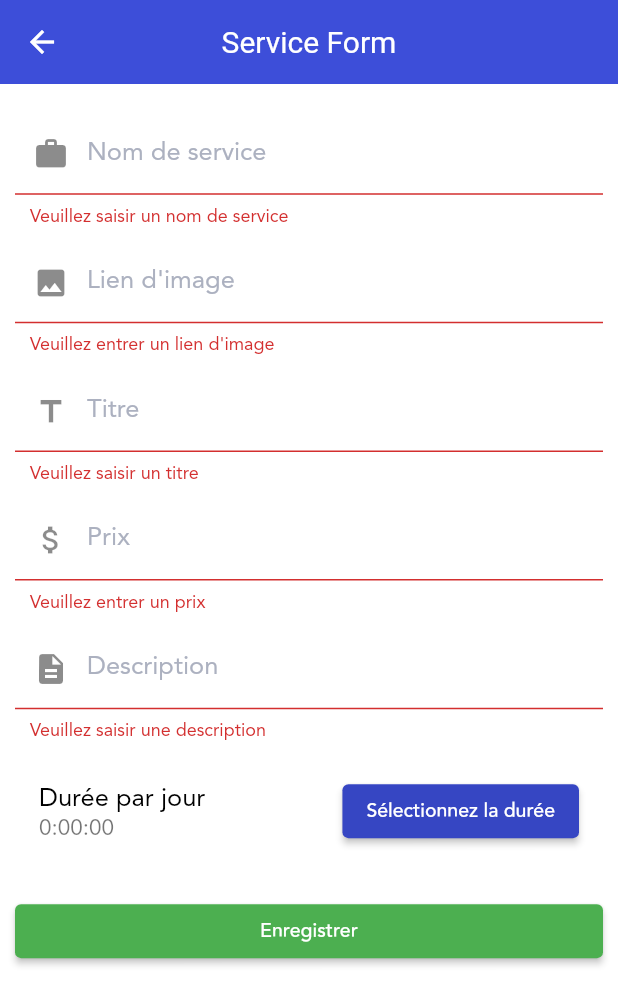
After one commit to aaron47/PetcarePartnerFrontend, a Flutter app: the AddServiceScreen screen opened directly, after a tap on "Enregistrer", on a phone screen of 412 x 824 dp. The commit adds this screen. Shown: the top 1005 px of the screen. Run offline on Flutter 3.47's test engine with Material 2 defaults, Android fonts, the phone set to English and light mode, and no system bars; our stand-ins replace date_format, dio, dotted_border, fl_chart, flutter_rating_bar, flutter_swiper and 8 more; missing offline and left inert: duration_picker; generated files the repository leaves out were written again.

Commit message:
Add Services

```diff
--- /dev/null
+++ b/PartnerAppUI/lib/models/service_model.dart
@@ -0,0 +1,32 @@
+class ServiceModel {
+  final String id;
+  final String serviceName;
+  final List<String> usersOfferingService;
+  final String description;
+  final int duration;
+  final String imageLink;
+  final int price;
+  final String title;
+  ServiceModel(
+      {this.id,
+      this.serviceName,
+      this.usersOfferingService,
+      this.description,
+      this.duration,
+      this.imageLink,
+      this.price,
+      this.title});
+
+  factory ServiceModel.fromJson(Map<String, dynamic> json) {
+    return ServiceModel(
+      id: json['_id'] ?? '',
+      serviceName: json['serviceName'],
+      usersOfferingService: json['usersOfferingService'].cast<String>(),
+      description: json['description'],
+      duration: json['duration'],
+      imageLink: json['imageLink'],
+      price: json['price'],
+      title: json['title'],
+    );
+  }
+}
--- a/PartnerAppUI/lib/network/remote/Requests/create_service_request.dart
+++ b/PartnerAppUI/lib/network/remote/Requests/create_service_request.dart
@@ -5,16 +5,31 @@ String createServiceRequestToJson(CreateServiceRequest data) =>
     json.encode(data.toJson());
 
 class CreateServiceRequest {
+  final String userEmail;
   final String serviceName;
-  final String userEmail;
+  final String imageLink;
+  final String title;
+  final int price;
+  final String description;
+  final int duration;
 
   CreateServiceRequest({
+    @required this.userEmail,
     @required this.serviceName,
-    @required this.userEmail,
+    @required this.imageLink,
+    @required this.title,
+    @required this.price,
+    @required this.description,
+    @required this.duration,
   });
 
   Map<String, dynamic> toJson() => {
-        "serviceName": serviceName,
+         "serviceName": serviceName,
+        "imageLink": imageLink,
+        "title": title,
+        "price": price,
+        "duration": duration,
+        "description": description,
         "userEmail": userEmail,
       };
 }
--- /dev/null
+++ b/PartnerAppUI/lib/screens/add_service_screen.dart
@@ -0,0 +1,246 @@
+import 'package:duration_picker/duration_picker.dart';
+import 'package:flutter/material.dart';
+import 'package:get/get.dart';
+import 'package:motion_toast/motion_toast.dart';
+import 'package:pet_patner_demo/controllers/ApiController.dart';
+import 'package:pet_patner_demo/screens/offer_service_screen.dart';
+import 'package:pet_patner_demo/widgets/bottomnavigationbar.dart';
+
+class AddServiceScreen extends StatefulWidget {
+  const AddServiceScreen({Key key}) : super(key: key);
+
+  @override
+  State<AddServiceScreen> createState() => _AddServiceScreenState();
+}
+
+class _AddServiceScreenState extends State<AddServiceScreen> {
+  final ApiController apiController = Get.put(ApiController());
+  final _formKey = GlobalKey<FormState>();
+  String serviceName = '';
+  String imageLink = '';
+  String title = '';
+  int price = 0;
+  int duration = 0;
+  String description = '';
+  Duration selectedDuration = Duration();
+  var _fServiceNom = new FocusNode();
+  var _fImageLink = new FocusNode();
+  var _fTitle = new FocusNode();
+  var _fPrice = new FocusNode();
+  var _fDescription = new FocusNode();
+
+  void _openDurationPicker() async {
+    final pickedDuration = await showDurationPicker(
+        context: context,
+        initialTime: selectedDuration,
+        baseUnit: BaseUnit.hour);
+
+    if (pickedDuration != null && pickedDuration != selectedDuration) {
+      setState(() {
+        selectedDuration = pickedDuration;
+        duration = selectedDuration.inHours;
+      });
+    }
+  }
+
+  @override
+  Widget build(BuildContext context) {
+    return Scaffold(
+      appBar: AppBar(
+        title: Text('Service Form'),
+      ),
+      body: Padding(
+        padding: EdgeInsets.all(10.0),
+        child: Form(
+          key: _formKey,
+          child: ListView(
+            children: [
+              SizedBox(
+                height: 10,
+              ),
+              TextFormField(
+                focusNode: _fServiceNom,
+                decoration: InputDecoration(
+                  labelText: 'Nom de service',
+                  prefixIcon: Icon(Icons.work),
+                ),
+                validator: (value) {
+                  if (value.isEmpty) {
+                    return 'Veuillez saisir un nom de service';
+                  }
+                  return null;
+                },
+                onChanged: (value) {
+                  setState(() {
+                    serviceName = value;
+                  });
+                },
+              ),
+              SizedBox(
+                height: 10,
+              ),
+              TextFormField(
+                focusNode: _fImageLink,
+                decoration: InputDecoration(
+                  labelText: 'Lien d\'image',
+                  prefixIcon: Icon(Icons.image),
+                ),
+                validator: (value) {
+                  if (value.isEmpty) {
+                    return 'Veuillez entrer un lien d\'image';
+                  }
+                  return null;
+                },
+                onChanged: (value) {
+                  setState(() {
+                    imageLink = value;
+                  });
+                },
+              ),
+              SizedBox(
+                height: 10,
+              ),
+              TextFormField(
+                focusNode: _fTitle,
+                decoration: InputDecoration(
+                  labelText: 'Titre',
+                  prefixIcon: Icon(Icons.title),
+                ),
+                validator: (value) {
+                  if (value.isEmpty) {
+                    return 'Veuillez saisir un titre';
+                  }
+                  return null;
+                },
+                onChanged: (value) {
+                  setState(() {
+                    title = value;
+                  });
+                },
+              ),
+              SizedBox(
+                height: 10,
+              ),
+              TextFormField(
+                focusNode: _fPrice,
+                decoration: InputDecoration(
+                  labelText: 'Prix',
+                  prefixIcon: Icon(Icons.attach_money),
+                ),
+                keyboardType: TextInputType.number,
+                validator: (value) {
+                  if (value.isEmpty) {
+                    return 'Veuillez entrer un prix';
+                  }
+                  if (int.tryParse(value) == null) {
+                    return 'Veuillez entrer un prix valide';
+                  }
+                  return null;
+                },
+                onChanged: (value) {
+                  setState(() {
+                    price = int.tryParse(value) ?? 0;
+                  });
+                },
+              ),
+              SizedBox(
+                height: 10,
+              ),
+              TextFormField(
+                focusNode: _fDescription,
+                decoration: InputDecoration(
+                  labelText: 'Description',
+                  prefixIcon: Icon(Icons.description),
+                ),
+                validator: (value) {
+                  if (value.isEmpty) {
+                    return 'Veuillez saisir une description';
+                  }
+                  return null;
+                },
+                onChanged: (value) {
+                  setState(() {
+                    description = value;
+                  });
+                },
+              ),
+              SizedBox(
+                height: 10,
+              ),
+              ListTile(
+                title: Text('Durée par jour'),
+                subtitle: Text(selectedDuration.toString().split('.').first),
+                trailing: ElevatedButton(
+                  onPressed: _openDurationPicker,
+                  child: Text('Sélectionnez la durée'),
+                  style: ElevatedButton.styleFrom(
+                    primary: Color(0xff3646C3),
+                  ),
+                ),
+              ),
+              SizedBox(height: 20.0),
+              ElevatedButton(
+                style: ElevatedButton.styleFrom(
+                  primary: Colors.green,
+                ),
+                onPressed: () async {
+                  FocusScope.of(context).unfocus();
+                  if (_formKey.currentState.validate()) {
+                    if (duration == 0) {
+                      ScaffoldMessenger.of(context).showSnackBar(
+                        SnackBar(
+                          content: Text('Veuillez sélectionner une durée'),
+                        ),
+                      );
+                      return;
+                    } else {
+                      var response = await apiController.addService(
+                        "testuser@gmail.com",
+                        serviceName,
+                        imageLink,
+                        title,
+                        price,
+                        description,
+                        duration,
+                      );
+                      if (response.status == false) {
+                        MotionToast(
+                          icon: Icons.warning,
+                          primaryColor: Colors.red,
+                          title: Text("Error de connection"),
+                          description: Text(""),
+                          width: 300,
+                          height: 100,
+                        ).show(context);
+                        return;
+                      }
+
+                      MotionToast(
+                          icon: Icons.verified,
+                          primaryColor: Colors.green,
+                          title: Text("Création reussie"),
+                          description: Text("Veuillez Connecter"),
+                          width: 300,
+                          height: 100,
+                          onClose: () {
+                            Navigator.push(
+                              context,
+                              MaterialPageRoute(
+                                builder: (context) => Bottomnavigationbar(),
+                              ),
+                            );
+                          }).show(context);
+                    }
+                  }
+                },
+                child: Obx(() => !apiController.isLoadingAddService.value
+                    ? const Center(child: CircularProgressIndicator())
+                    : Text('Enregistrer')),
+              ),
+            ],
+          ),
+        ),
+      ),
+    );
+  }
+}
--- a/PartnerAppUI/lib/screens/login_screen.dart
+++ b/PartnerAppUI/lib/screens/login_screen.dart
@@ -21,8 +21,8 @@ class _LoginScreenState extends BaseRouteState {
   bool _showPassword = false;
   var _fPassword = new FocusNode();
 
-  final TextEditingController _emailController = TextEditingController();
-  final TextEditingController _passwordController = TextEditingController();
+  final TextEditingController _emailController = TextEditingController(text: "testuser@gmail.com");
+  final TextEditingController _passwordController = TextEditingController(text: "123456789");
   final GlobalKey<FormState> _formKey = GlobalKey<FormState>(); // Add this key
   final ApiController apiController = Get.put(ApiController());
 
--- a/PartnerAppUI/pubspec.yaml
+++ b/PartnerAppUI/pubspec.yaml
@@ -55,6 +55,8 @@ dependencies:
   motion_toast: ^2.7.8
   dio: ^5.3.2
   get: ^4.6.5
+  cached_network_image: ^3.2.1
+  duration_picker: ^1.1.1
 
 dev_dependencies:
   flutter_test:
```
Also changed, not shown: PartnerAppUI/lib/controllers/ApiController.dart (+62 -3 lines), PartnerAppUI/lib/network/services/ApiService.dart (+9 -9 lines), PartnerAppUI/lib/screens/offer_service_screen.dart (+56 -25 lines), PartnerAppUI/lib/widgets/attribut_item.dart (added, +26 -0 lines), PartnerAppUI/lib/widgets/pet_item.dart (added, +92 -0 lines), PartnerAppUI/pubspec.lock.
